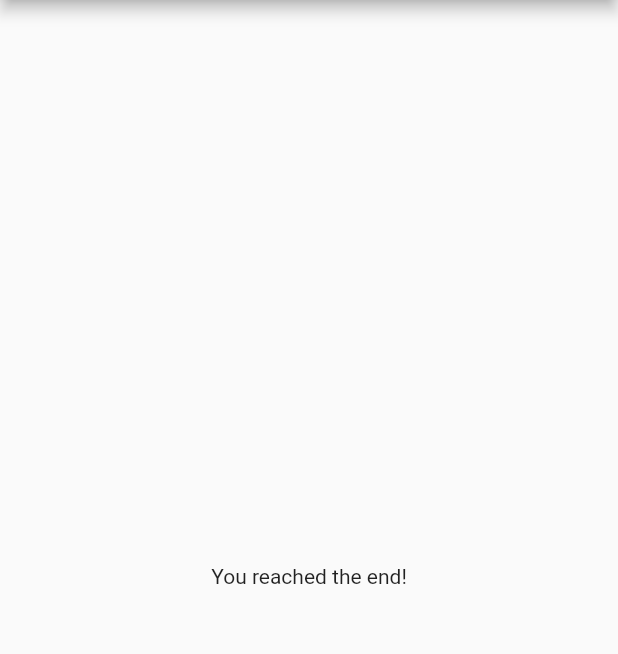
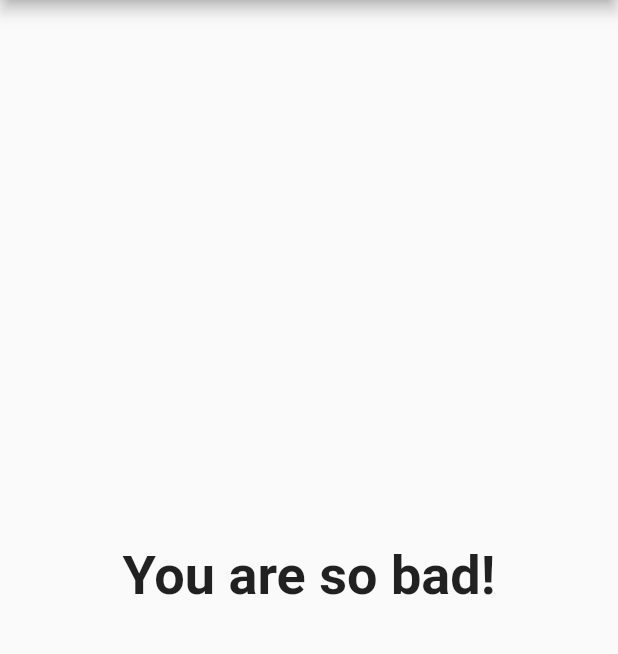
Before and after one commit to JesusMF23/course-repo, a Flutter app: the screen it shows after launch, after a tap on "Red", after a tap on "Cat", after a tap on "Pasta", on a phone screen of 412 x 824 dp, the part 84-738 px from its top. Run offline on Flutter 3.47's test engine with Material 2 defaults, Android fonts, the phone set to English and light mode, and no system bars.

Commit message:
session-53-getters and elseif

```diff
--- a/my_app_1/flutter_application_1/lib/main.dart
+++ b/my_app_1/flutter_application_1/lib/main.dart
@@ -26,18 +26,36 @@ class _MyAppState extends State<MyApp> {
   final _questions = [
     {
       "questionText": "What's your favorite color?",
-      "answers": ["Red", "Green", "Blue"]
+      "answers": [
+        {"text": "Red", "score": 10},
+        {"text": "Green", "score": 5},
+        {"text": "Blue", "score": 2}
+      ]
     },
     {
       "questionText": "What's your favorite animal?",
-      "answers": ["Dog", "Cat", "Bird"]
+      "answers": [
+        {"text": "Dog", "score": 10},
+        {"text": "Cat", "score": 5},
+        {"text": "Bird", "score": 2}
+      ]
     },
     {
       "questionText": "What's your favorite food?",
-      "answers": ["Pizza", "Sushi", "Pasta", "Burger"]
+      "answers": [
+        {"text": "Pizza", "score": 10},
+        {"text": "Sushi", "score": 5},
+        {"text": "Pasta", "score": 3},
+        {"text": "Burger", "score": 1}
+      ]
     }
   ];
-  void _answerQuestion() {
+
+  var _questionIndex = 0;
+  var _totalScore = 0;
+
+  void _answerQuestion(int score) {
+    _totalScore += score;
     setState(() {
       //setstate forces flutter to re-render, calls build method again of the widget class where is contained
       //flutter has mechanisms to re-render only the part of the widget that has changed
@@ -52,7 +70,7 @@ class _MyAppState extends State<MyApp> {
     print('Answer chosen!');
   }
 
-  var _questionIndex = 0; // variable to keep track of question index
+  // variable to keep track of question index
 
   @override // Override the default build method, we ovverride the build method to return a widget of our own
   // ignore: dead_code, dead_code
@@ -68,7 +86,7 @@ class _MyAppState extends State<MyApp> {
                 answerQuestion: _answerQuestion,
                 questionIndex: _questionIndex,
               )
-            : Result(),
+            : Result(_totalScore),
       ),
     ); // body only admits 1 widget
   }
--- a/my_app_1/flutter_application_1/lib/quiz.dart
+++ b/my_app_1/flutter_application_1/lib/quiz.dart
@@ -4,7 +4,7 @@ import './answer.dart';
 
 class Quiz extends StatelessWidget {
   final List<Map<String, Object>> questions;
-  final VoidCallback answerQuestion;
+  final Function answerQuestion;
   final int questionIndex;
 
   Quiz(
@@ -20,10 +20,12 @@ class Quiz extends StatelessWidget {
             //we are using the custom widget built in question.dart
             questions[questionIndex]["questionText"]
                 as String), //could use questions.elementAt(0)
-        ...(questions[questionIndex]["answers"] as List<String>).map((answer) {
+        ...(questions[questionIndex]["answers"] as List<Map<String, Object>>)
+            .map((answer) {
           // the ... takes all values in a list and get them out of the list to the parent widget
           // in this case, we add the values of a list to the parent widget list
-          return Answer(answerQuestion, answer);
+          return Answer(
+              () => answerQuestion(answer["score"]), answer["text"] as String);
         }).toList()
       ],
     );
--- a/my_app_1/flutter_application_1/lib/result.dart
+++ b/my_app_1/flutter_application_1/lib/result.dart
@@ -1,8 +1,31 @@
 import 'package:flutter/material.dart';
 
 class Result extends StatelessWidget {
+  final int resultScore;
+
+  Result(this.resultScore);
+
+  String get resultPhrase {
+    String resultText;
+    if (resultScore <= 8) {
+      resultText = 'You are awesome and innocent!';
+    } else if (resultScore <= 12) {
+      resultText = 'Pretty likeable!';
+    } else if (resultScore <= 16) {
+      resultText = 'You are ... strange?!';
+    } else {
+      resultText = 'You are so bad!';
+    }
+    return resultText;
+  }
+
   @override
   Widget build(BuildContext context) {
-    return Center(child: Text("You reached the end!"));
+    return Center(
+        child: Text(
+      resultPhrase,
+      style: TextStyle(fontSize: 36, fontWeight: FontWeight.bold),
+      textAlign: TextAlign.center,
+    ));
   }
 }
```
